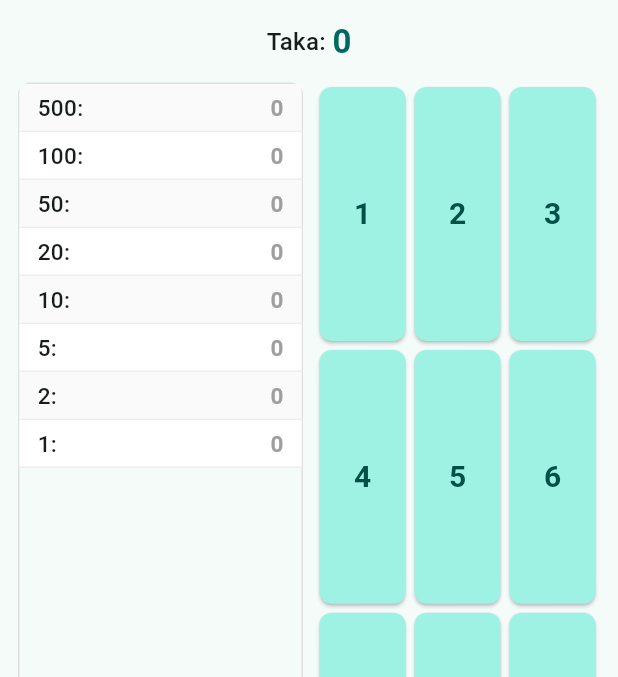
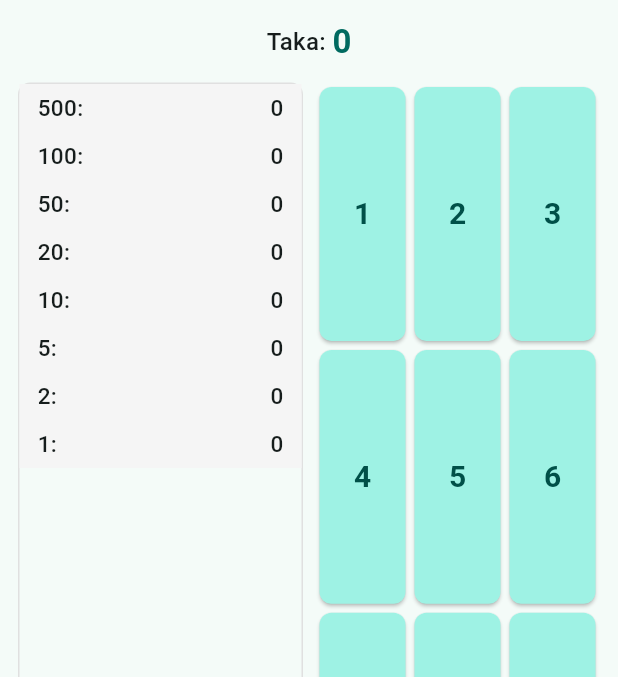
Before and after one commit to Sukonya/vangtichai, a Flutter app: the screen it shows after launch, on a phone screen of 412 x 824 dp, the part 84-761 px from its top. Run offline on Flutter 3.47's test engine with Material 3 defaults, Android fonts, the phone set to English and light mode, and no system bars.

Commit message:
main.dart changes

```diff
--- a/lib/main.dart
+++ b/lib/main.dart
@@ -231,10 +231,7 @@ class _ChangeTable extends StatelessWidget {
             height: rowHeight,
             padding: const EdgeInsets.symmetric(horizontal: 12),
             decoration: BoxDecoration(
-              color: index.isEven ? Colors.grey.shade50 : Colors.white,
-              border: Border(
-                bottom: BorderSide(color: Colors.grey.shade200),
-              ),
+              color: Colors.grey.shade100,
             ),
             child: Row(
               mainAxisAlignment: MainAxisAlignment.spaceBetween,
@@ -250,10 +247,7 @@ class _ChangeTable extends StatelessWidget {
                   '$count',
                   style: TextStyle(
                     fontSize: fontSize,
-                    fontWeight: FontWeight.bold,
-                    color: count > 0
-                        ? Theme.of(context).colorScheme.primary
-                        : Colors.grey,
+                    fontWeight: FontWeight.w500,
                   ),
                 ),
               ],
```
